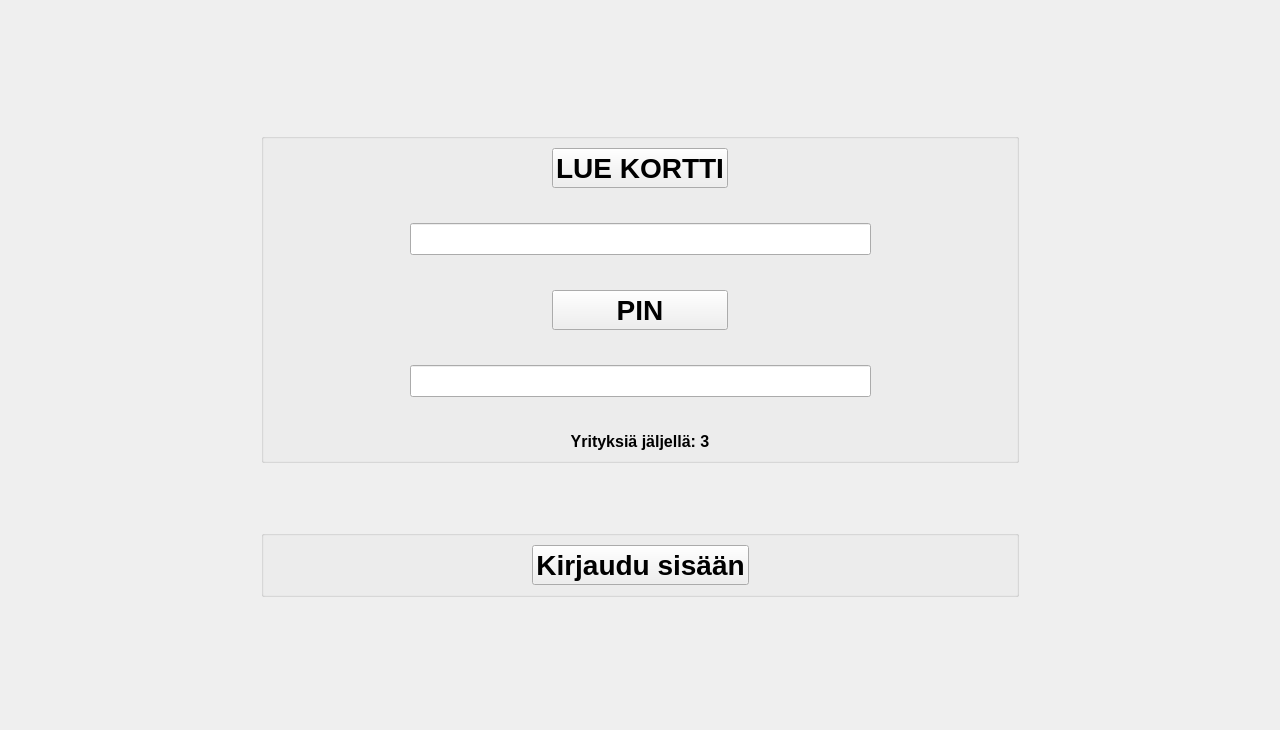
JnsRdnp/ATM-Simulator, file frontend/login/mainwindow.ui: the form before one commit.
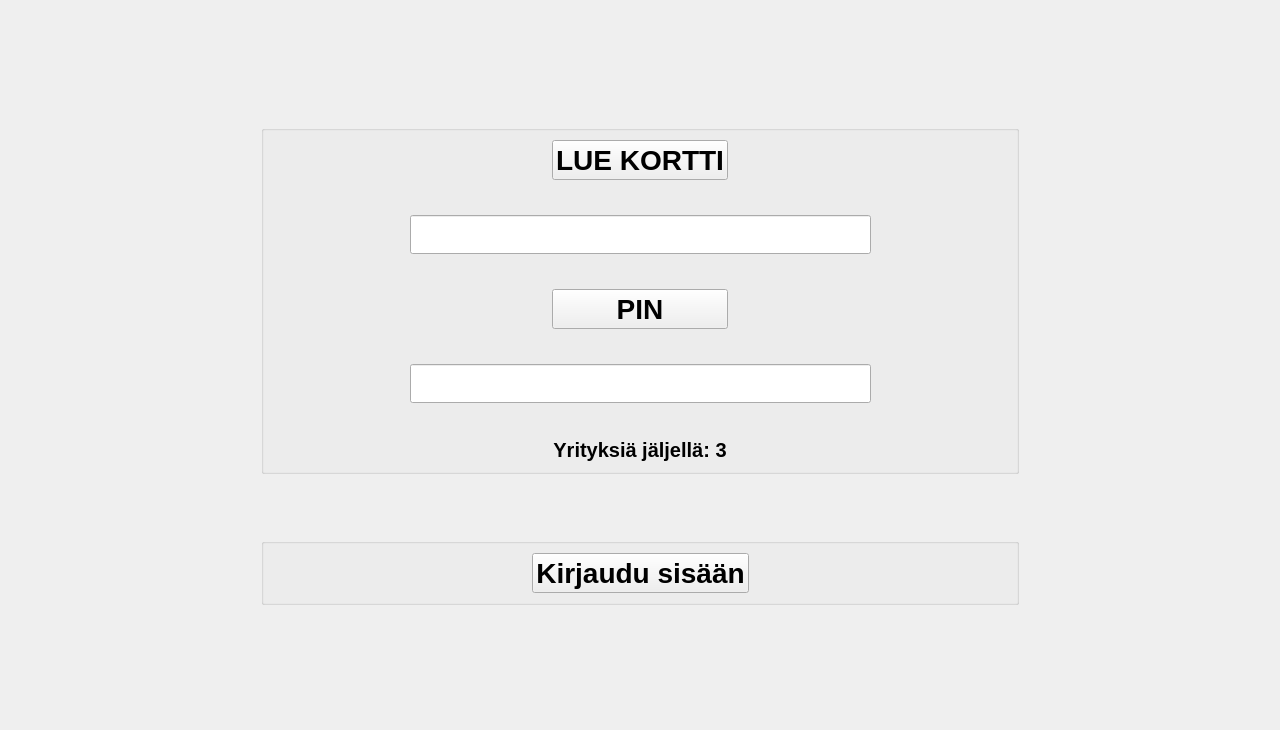
The form after the commit.

Diff of the .ui file:
```diff
--- a/frontend/login/mainwindow.ui
+++ b/frontend/login/mainwindow.ui
@@ -224,6 +224,12 @@
        </item>
        <item row="1" column="1" colspan="3">
         <widget class="QLineEdit" name="textCard">
+         <property name="font">
+          <font>
+           <pointsize>20</pointsize>
+           <bold>true</bold>
+          </font>
+         </property>
          <property name="alignment">
           <set>Qt::AlignCenter</set>
          </property>
@@ -249,7 +255,7 @@
         <widget class="QLabel" name="textAttempts">
          <property name="font">
           <font>
-           <pointsize>12</pointsize>
+           <pointsize>15</pointsize>
            <bold>true</bold>
           </font>
          </property>
@@ -289,6 +295,12 @@
        </item>
        <item row="4" column="1" colspan="3">
         <widget class="QLineEdit" name="textPin">
+         <property name="font">
+          <font>
+           <pointsize>20</pointsize>
+           <bold>true</bold>
+          </font>
+         </property>
          <property name="echoMode">
           <enum>QLineEdit::Password</enum>
          </property>
```
